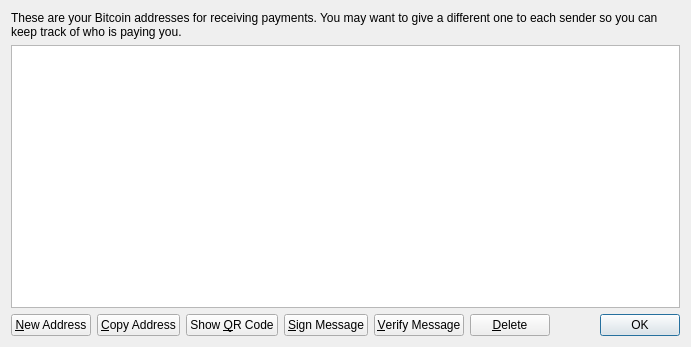
Above: src/qt/forms/addressbookpage.ui from raffermeko/bitcoin before the change. Below: the same form after it.
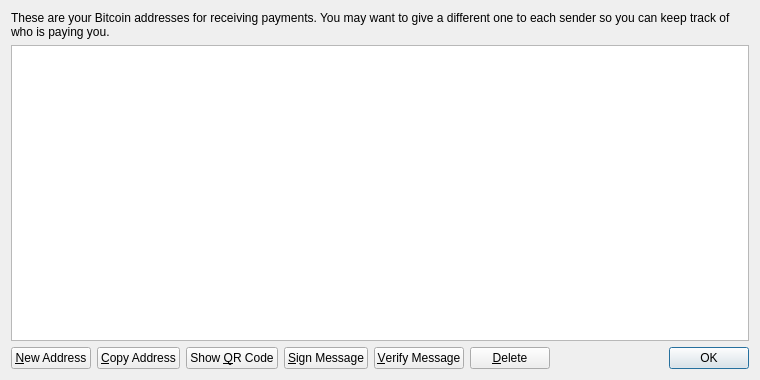
That is the form after the change. Icons and pictures are not drawn.

Commit message: re-size addressbookpage.ui to fix #1062

Patch:
```diff
--- a/src/qt/forms/addressbookpage.ui
+++ b/src/qt/forms/addressbookpage.ui
@@ -6,8 +6,8 @@
    <rect>
     <x>0</x>
     <y>0</y>
-    <width>691</width>
-    <height>347</height>
+    <width>760</width>
+    <height>380</height>
    </rect>
   </property>
   <property name="windowTitle">
```
